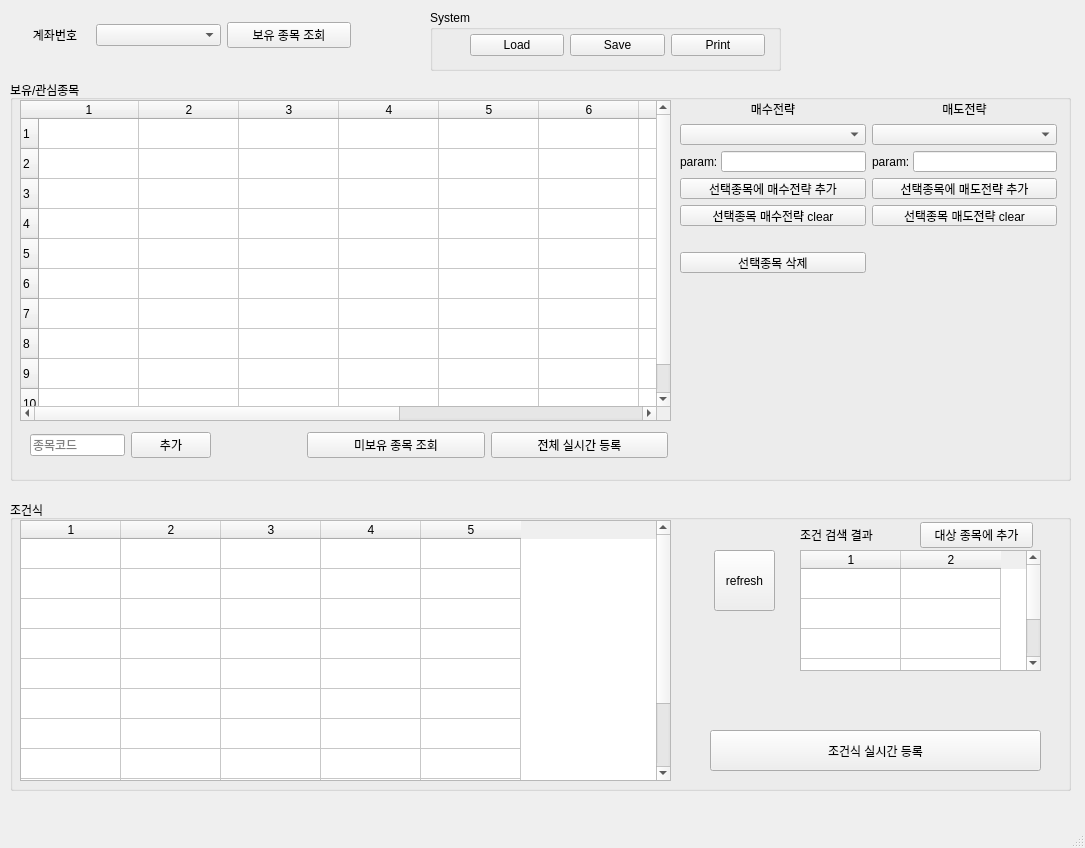
Qt form sns_trade_bot/ui/MainWindow.ui (mechurak/SnsTradeBot) before a commit.
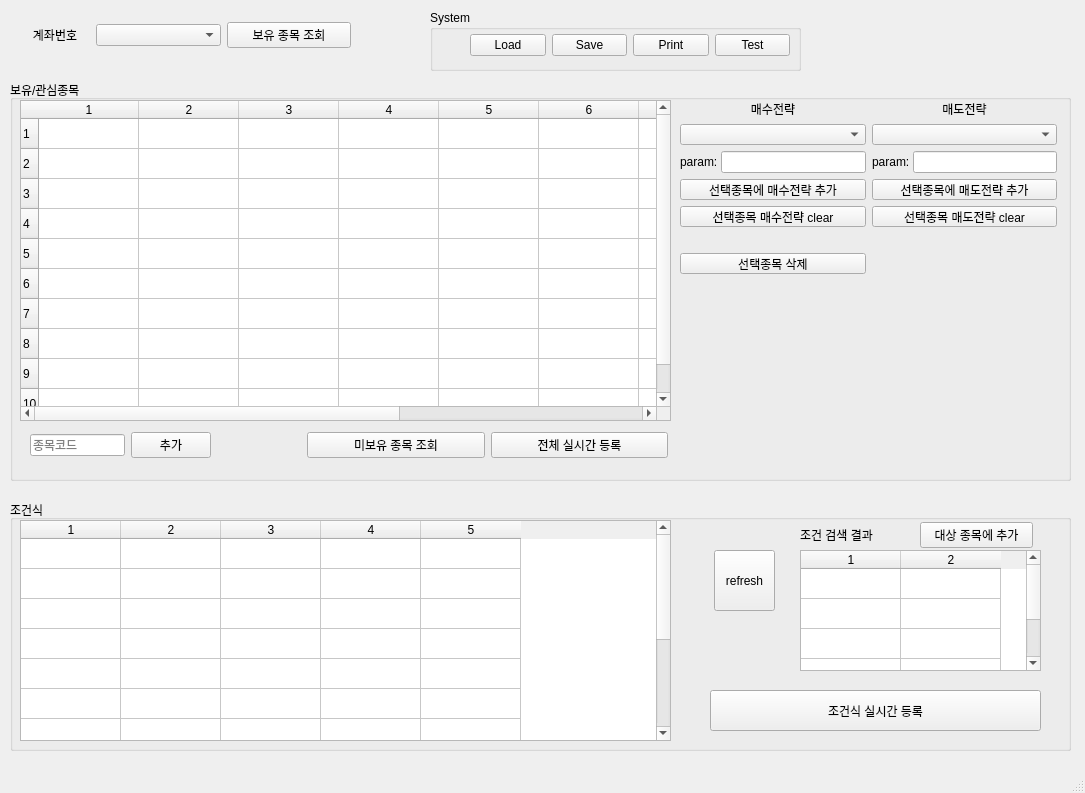
The same form after that commit.

Patch:
```diff
--- a/sns_trade_bot/ui/MainWindow.ui
+++ b/sns_trade_bot/ui/MainWindow.ui
@@ -7,7 +7,7 @@
     <x>0</x>
     <y>0</y>
     <width>1085</width>
-    <height>848</height>
+    <height>793</height>
    </rect>
   </property>
   <property name="windowTitle">
@@ -20,7 +20,7 @@
       <x>10</x>
       <y>500</y>
       <width>1061</width>
-      <height>291</height>
+      <height>251</height>
      </rect>
     </property>
     <property name="title">
@@ -45,7 +45,7 @@
        <x>10</x>
        <y>20</y>
        <width>651</width>
-       <height>261</height>
+       <height>221</height>
       </rect>
      </property>
      <property name="rowCount">
@@ -130,7 +130,7 @@
      <property name="geometry">
       <rect>
        <x>700</x>
-       <y>230</y>
+       <y>190</y>
        <width>331</width>
        <height>41</height>
       </rect>
@@ -261,7 +261,7 @@
        <x>670</x>
        <y>20</y>
        <width>377</width>
-       <height>173</height>
+       <height>175</height>
       </rect>
      </property>
      <layout class="QGridLayout" name="gridLayout_2">
@@ -387,7 +387,7 @@
      <rect>
       <x>430</x>
       <y>10</y>
-      <width>351</width>
+      <width>371</width>
       <height>61</height>
      </rect>
     </property>
@@ -399,7 +399,7 @@
       <rect>
        <x>40</x>
        <y>20</y>
-       <width>295</width>
+       <width>320</width>
        <height>30</height>
       </rect>
      </property>
@@ -425,6 +425,13 @@
         </property>
        </widget>
       </item>
+      <item>
+       <widget class="QPushButton" name="btn_test">
+        <property name="text">
+         <string>Test</string>
+        </property>
+       </widget>
+      </item>
      </layout>
     </widget>
    </widget>
```
